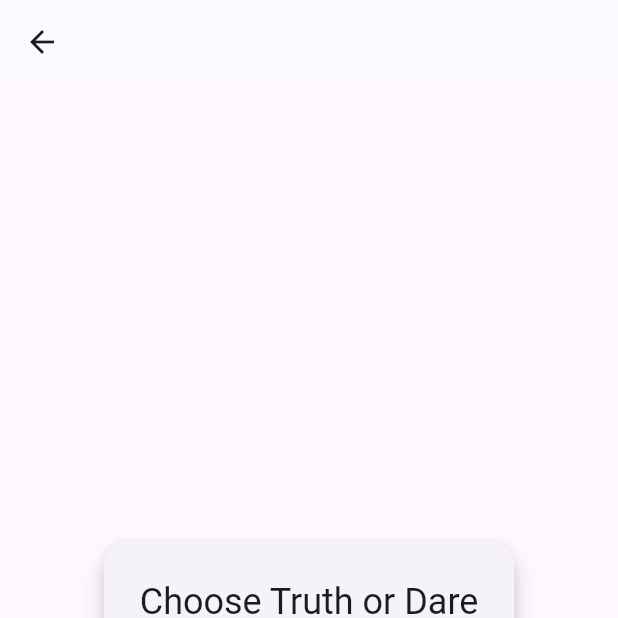
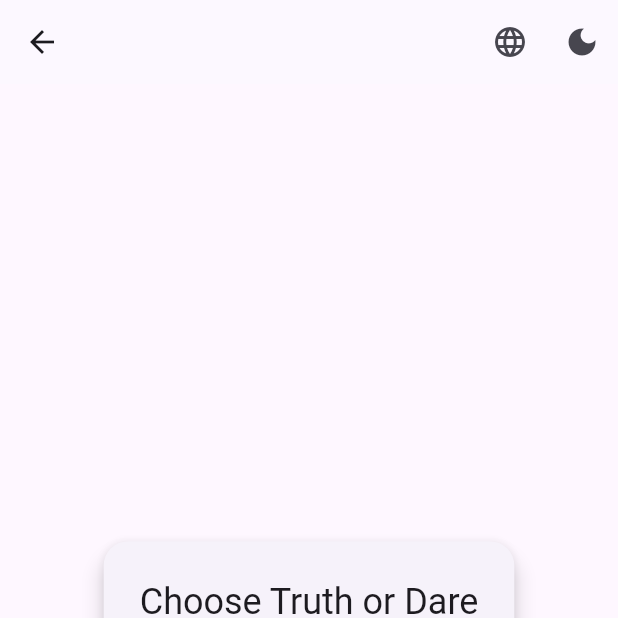
Before and after one commit to Bewin-btw/NYC_CPMD, a Flutter app: the CategoryPage screen opened directly with empty values, on a phone screen of 412 x 824 dp, the top half of it. Run offline on Flutter 3.47's test engine with Material 3 defaults, Android fonts, the phone set to English and light mode, and no system bars; our stand-ins replace shared_preferences; accounts and stored records are empty; generated files the repository leaves out were written again.

Commit message:
Add ThemeMode to game pages and language selector

```diff
--- a/lib/screens/category_page.dart
+++ b/lib/screens/category_page.dart
@@ -1,7 +1,9 @@
 import 'dart:math';
 import 'package:flutter/material.dart';
 import 'package:flutter_gen/gen_l10n/app_localizations.dart';
+import 'package:provider/provider.dart';
 import '../services/game_data_service.dart';
+import '../providers/theme_provider.dart';
 
 class CategoryPage extends StatefulWidget {
   final Map<String, dynamic> category;
@@ -34,13 +36,11 @@ void didChangeDependencies() {
 
   void showRandomTruth() {
     if (truthQuestions.isEmpty) return;
-
     final random = Random();
     setState(() {
       displayedText = truthQuestions[random.nextInt(truthQuestions.length)];
     });
   }
-
 
   void showRandomDare() {
     final actions = List<String>.from(widget.category['actions']);
@@ -56,7 +56,29 @@ void didChangeDependencies() {
 
     return Scaffold(
       appBar: AppBar(
+        leading: IconButton(
+          icon: const Icon(Icons.arrow_back),
+          onPressed: () => Navigator.pop(context),
+        ),
         title: Text(widget.category['name']),
+        actions: [
+          IconButton(
+            icon: const Icon(Icons.language),
+            onPressed: () => Navigator.pushNamed(context, '/language'),
+          ),
+          IconButton(
+            icon: Icon(
+              Theme.of(context).brightness == Brightness.dark
+                  ? Icons.light_mode
+                  : Icons.dark_mode,
+            ),
+            onPressed: () {
+              final themeProvider = Provider.of<ThemeProvider>(context, listen: false);
+              final isDark = Theme.of(context).brightness != Brightness.dark;
+              themeProvider.toggleTheme(isDark);
+            },
+          ),
+        ],
       ),
       body: Padding(
         padding: const EdgeInsets.all(24.0),
--- a/pubspec.yaml
+++ b/pubspec.yaml
@@ -64,6 +64,8 @@ flutter:
   assets:
     - l10n/
     - assets/lang/en_game_data.json
+    - assets/lang/ru_game_data.json
+    - assets/lang/kk_game_data.json
 
   # To add assets to your application, add an assets section, like this:
   # assets:
```
Also changed, not shown: lib/main.dart (+6 -1 lines). Lines whose indentation alone changed are shown as unchanged.
